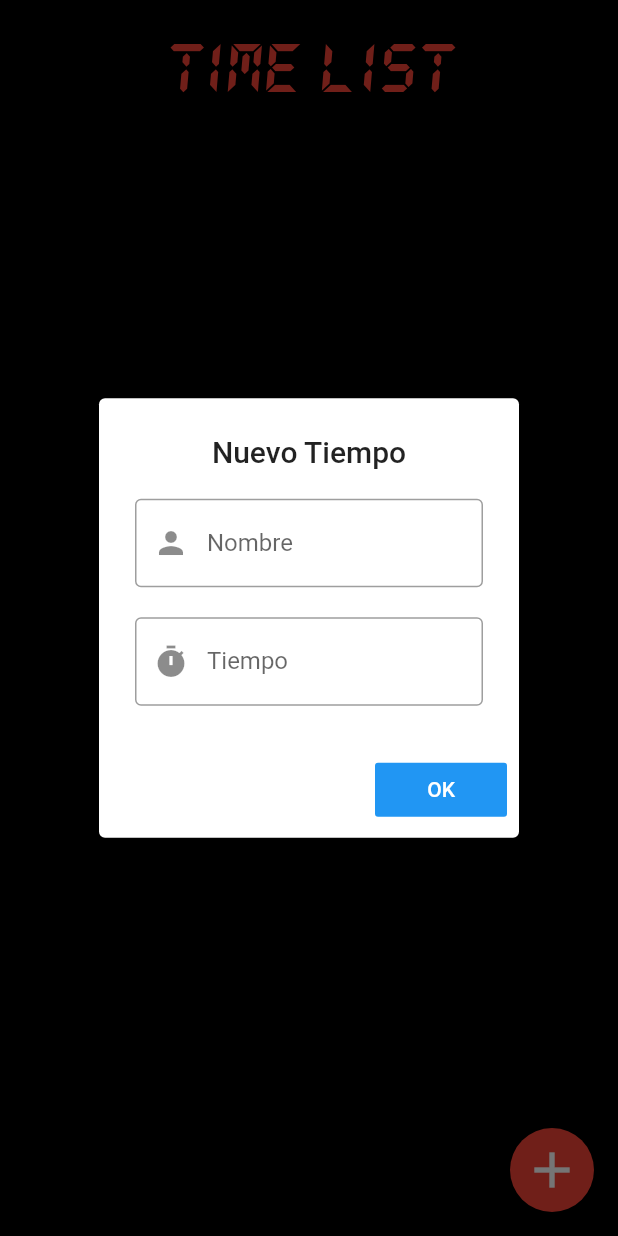
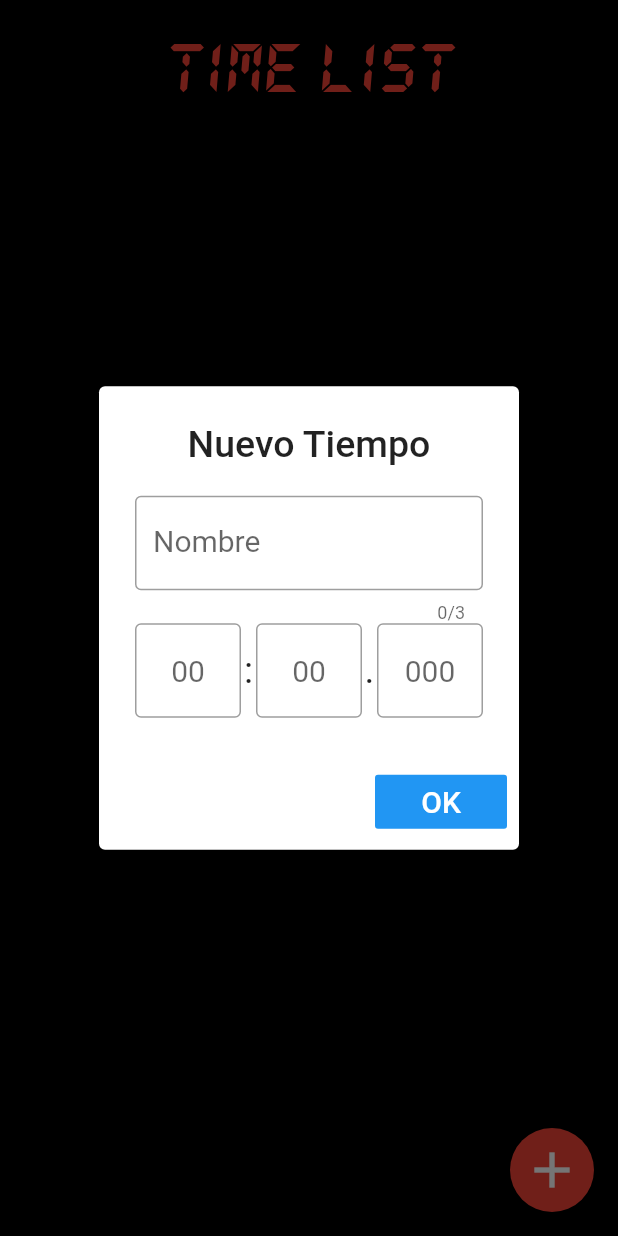
Before and after one commit to rodrigoAb21/time_list, a Flutter app: the screen it shows after launch, after a tap on the "add" icon, on a phone screen of 412 x 824 dp. Run offline on Flutter 3.47's test engine with Material 2 defaults, Android fonts, the phone set to English and light mode, and no system bars.

Commit message:
Update main.dart
Se separó la ingreso del tiempo en tres variables min/seg/mil con sus respectivas expresiones regulares y validadores

```diff
--- a/lib/main.dart
+++ b/lib/main.dart
@@ -1,4 +1,5 @@
 import 'package:flutter/material.dart';
+import 'package:flutter/services.dart';
 import 'package:intl/intl.dart';
 import 'package:time_list/models/item.dart';
 
@@ -28,8 +29,10 @@ class MyHomePage extends StatefulWidget {
 }
 
 class _MyHomePageState extends State<MyHomePage> {
-  TextEditingController _textFieldController = TextEditingController();
-  TextEditingController _textFieldController2 = TextEditingController();
+  TextEditingController _nombreController = TextEditingController();
+  TextEditingController _minController = TextEditingController();
+  TextEditingController _segController = TextEditingController();
+  TextEditingController _milController = TextEditingController();
 
 // Alerta con input
   Future<void> _displayTextInputDialog(BuildContext context) async {
@@ -37,32 +40,124 @@ class _MyHomePageState extends State<MyHomePage> {
         context: context,
         builder: (context) {
           return AlertDialog(
-            title: Center(child: Text('Nuevo Tiempo')),
+            title: Center(
+                child: Text(
+              'Nuevo Tiempo',
+              style: TextStyle(fontSize: 25),
+            )),
+            insetPadding: EdgeInsets.symmetric(horizontal: 0),
             content: Column(
               mainAxisSize: MainAxisSize.min,
               children: [
                 TextField(
+                  style: TextStyle(fontSize: 20),
                   onChanged: (value) {
                     setState(() {
-                  competidorText = value;
+                      nombreTxt = value;
                     });
                   },
-              controller: _textFieldController,
+                  controller: _nombreController,
+                  keyboardType: TextInputType.text,
+                  maxLength: 3,
+                  inputFormatters: [
+                    FilteringTextInputFormatter.allow(RegExp("[0-9a-zA-Z]")),
+                  ],
                   decoration: InputDecoration(
                     labelText: "Nombre",
                     border: OutlineInputBorder(),
-                prefixIcon: Icon(Icons.person)),
-            ), SizedBox(height: 20.0,)
-            ,TextField(
+                  ),
+                ),
+                Row(
+                  mainAxisAlignment: MainAxisAlignment.spaceEvenly,
+                  children: <Widget>[
+                    Expanded(
+                      // optional flex property if flex is 1 because the default flex is 1
+                      flex: 1,
+                      child: TextField(
+                        textAlign: TextAlign.center,
+                        style: TextStyle(fontSize: 20),
+                        inputFormatters: [
+                          FilteringTextInputFormatter.allow(
+                              RegExp(r"^([0-5][0-9]?)$")),
+                        ],
                         onChanged: (value) {
                           setState(() {
-                  dateText = value;
+                            minText = value;
                           });
                         },
-              controller: _textFieldController2,
-              decoration: InputDecoration(labelText: "Tiempo",
+                        controller: _minController,
+//                  keyboardType: TextInputType.datetime,
+                        decoration: InputDecoration(
                           border: OutlineInputBorder(),
-                prefixIcon: Icon(Icons.timer)),
+                          hintText: "00"
+                        ),
+                      ),
+                    ),
+                    SizedBox(
+                      width: 10.0,
+                      child: Center(
+                        child: Text(
+                          ":",
+                          style: TextStyle(fontSize: 25),
+                        ),
+                      ),
+                    ),
+                    Expanded(
+                      // optional flex property if flex is 1 because the default flex is 1
+                      flex: 1,
+                      child: TextField(
+                        textAlign: TextAlign.center,
+                        style: TextStyle(fontSize: 20),
+                        inputFormatters: [
+                          FilteringTextInputFormatter.allow(
+                              RegExp(r"^(\d{1,2})$")),
+                        ],
+                        onChanged: (value) {
+                          setState(() {
+                            segText = value;
+                          });
+                        },
+                        controller: _segController,
+//                  keyboardType: TextInputType.datetime,
+                        decoration: InputDecoration(
+                          border: OutlineInputBorder(),
+                          hintText: "00"
+                        ),
+                      ),
+                    ),
+                    SizedBox(
+                      width: 10.0,
+                      child: Center(
+                        child: Text(
+                          ".",
+                          style: TextStyle(fontSize: 25),
+                        ),
+                      ),
+                    ),
+                    Expanded(
+                      // optional flex property if flex is 1 because the default flex is 1
+                      flex: 1,
+                      child: TextField(
+                        textAlign: TextAlign.center,
+                        style: TextStyle(fontSize: 20),
+                        inputFormatters: [
+                          FilteringTextInputFormatter.allow(
+                              RegExp(r"^(\d{1,3})$")),
+                        ],
+//                  keyboardType: TextInputType.datetime,
+                        onChanged: (value) {
+                          setState(() {
+                            milText = value;
+                          });
+                        },
+                        controller: _milController,
+                        decoration: InputDecoration(
+                          border: OutlineInputBorder(),
+                          hintText: "000"
+                        ),
+                      ),
+                    ),
+                  ],
                 )
               ],
             ),
@@ -70,14 +165,27 @@ class _MyHomePageState extends State<MyHomePage> {
               FlatButton(
                 color: Colors.blue,
                 textColor: Colors.white,
-                child: Text('OK'),
+                child: Text('OK', style: TextStyle(fontSize: 20),),
                 onPressed: () {
                   setState(() {
-                    txtCompetidor = competidorText;
-                    txtDate = dateText;
-                    listaCompetidores
-                        .add(new Item(txtCompetidor, DateTime.parse('2021-01-01 01:'+ txtDate)));
+                    txtNombre = nombreTxt;
+                    //txtDate = dateText;
+                    txtMin = minText;
+                    txtSeg = segText;
+                    txtMil = milText;
+                    listaCompetidores.add(new Item(
+                        txtNombre,
+                        DateTime.parse('2021-01-01 01:' +
+                            validarMin(txtMin) +
+                            ':' +
+                            validarSeg(txtSeg) +
+                            '.' +
+                            validarMil(txtMil))));
                     ordenar();
+                    _nombreController.clear();
+                    _minController.clear();
+                    _segController.clear();
+                    _milController.clear();
                     Navigator.pop(context);
                   });
                 },
@@ -88,20 +196,59 @@ class _MyHomePageState extends State<MyHomePage> {
   }
 
   // variables pal input nombre de competidor
-  String txtCompetidor;
-  String competidorText;
+  String txtNombre;
+  String nombreTxt;
 
   // variables pal input tiempo de competidor
-  String txtDate;
-  String dateText;
+  //String txtDate;
+  //String dateText;
+
+  // variables pal input tiempo de competidor
+  String txtMin;
+  String minText;
+
+  // variables pal input tiempo de competidor
+  String txtSeg;
+  String segText;
+
+  // variables pal input tiempo de competidor
+  String txtMil;
+  String milText;
 
   // lista de objetos "Item" que es una clase propia
   List<Item> listaCompetidores = List();
 
-  ordenar(){
-        listaCompetidores.sort((a,b) =>
-          a.tiempo.millisecondsSinceEpoch.compareTo(b.tiempo.millisecondsSinceEpoch)
-        );
+  ordenar() {
+    listaCompetidores.sort((a, b) => a.tiempo.millisecondsSinceEpoch
+        .compareTo(b.tiempo.millisecondsSinceEpoch));
+  }
+
+  String validarMin(String minutos) {
+    String cadena = minutos;
+    if (cadena.length == 1) {
+      cadena = '0' + cadena;
+    }
+    return cadena;
+  }
+
+  String validarSeg(String segundos) {
+    String cadena = segundos;
+    if (cadena.length == 1) {
+      cadena = '0' + cadena;
+    }
+    return cadena;
+  }
+
+  String validarMil(String milesima) {
+    String cadena = milesima;
+    if (cadena.length == 1) {
+      cadena = '00' + cadena;
+    } else {
+      if (cadena.length == 2) {
+        cadena = '0' + cadena;
+      }
+    }
+    return cadena;
   }
 
   // FrontEnd
```
Lines whose indentation alone changed are shown as unchanged.
